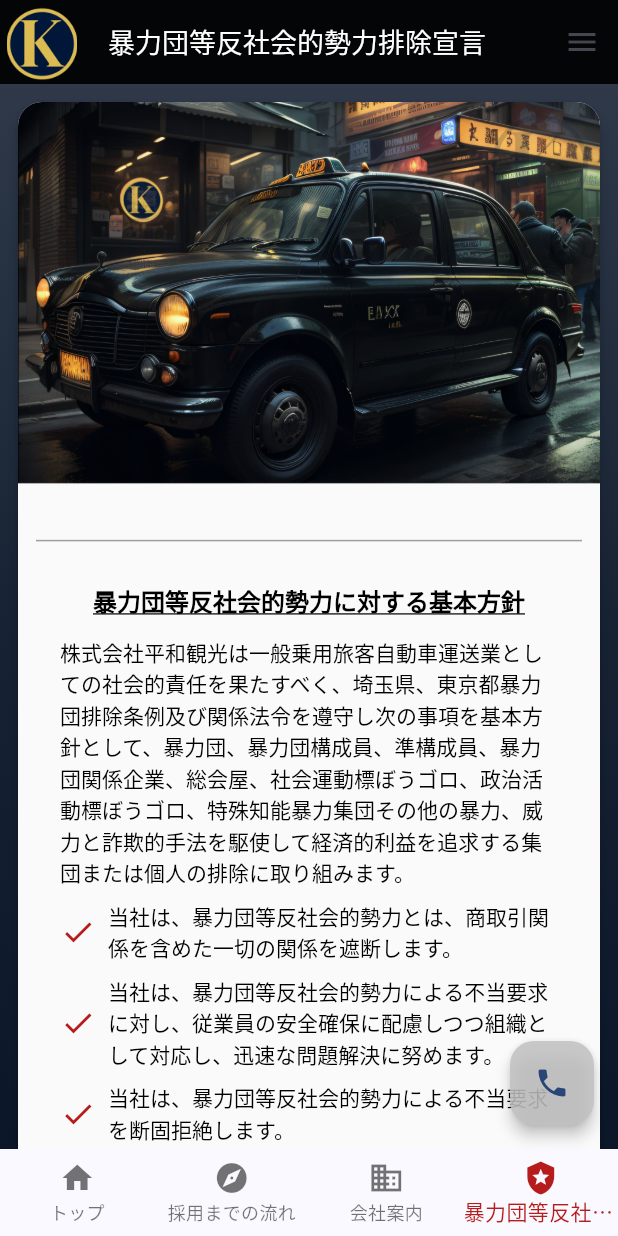
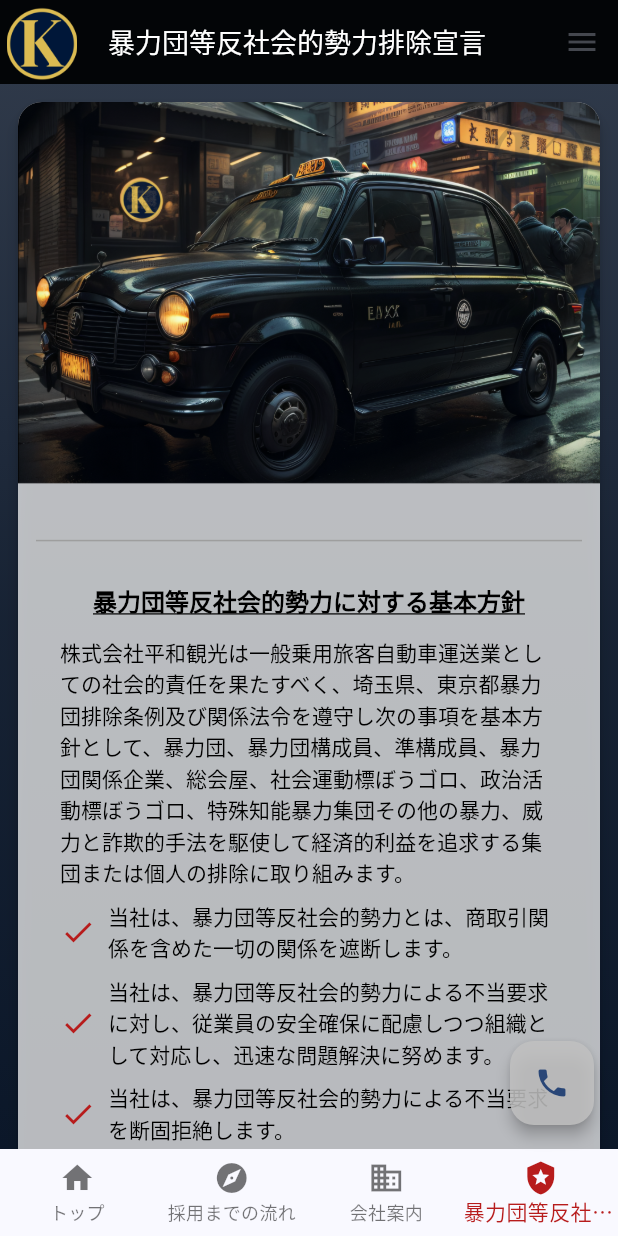
Before and after one commit to heiwakanko/job_opening, a Flutter app: the screen it shows after launch, item 4 of the bottom bar chosen, on a phone screen of 412 x 824 dp. Run offline on Flutter 3.47's test engine with Material 2 defaults, Android fonts, the phone set to English and light mode, and no system bars; our stand-ins replace font_awesome_flutter, google_maps_flutter; missing offline and left inert: icon_decoration.

Commit message:
ch images

```diff
--- a/lib/screens/anti_gangsta_screen.dart
+++ b/lib/screens/anti_gangsta_screen.dart
@@ -1,6 +1,6 @@
 import 'package:flutter/material.dart';
 import 'package:job_opening/widgets/screen_links.dart';
-import 'package:job_opening/widgets/listtile_decolated.dart';
+// import 'package:job_opening/widgets/listtile_decolated.dart';
 import 'package:job_opening/widgets/my_divider.dart';
 import 'package:job_opening/widgets/rogo_k_opacity.dart';
 import 'package:job_opening/widgets/share_buttons.dart';
@@ -17,7 +17,7 @@ class AntiGangstaScreen extends StatelessWidget {
         alignment: AlignmentDirectional.topEnd,
         children: [
           Card(
-            color: const Color.fromRGBO(250, 250, 250, 1),
+            color: const Color.fromARGB(185, 250, 250, 250),
             margin: const EdgeInsets.only(
               left: 12,
               right: 12,
--- a/lib/screens/company_screen.dart
+++ b/lib/screens/company_screen.dart
@@ -23,7 +23,7 @@ class _CompanyScreenState extends State<CompanyScreen> {
         alignment: AlignmentDirectional.topEnd,
         children: [
           Card(
-            color: const Color.fromRGBO(250, 250, 250, 1),
+            color: const Color.fromARGB(185, 250, 250, 250),
             margin: const EdgeInsets.only(
               left: 12,
               right: 12,
--- a/lib/screens/hire_screen.dart
+++ b/lib/screens/hire_screen.dart
@@ -17,7 +17,7 @@ class HireScreen extends StatelessWidget {
         alignment: AlignmentDirectional.topEnd,
         children: [
           Card(
-            color: const Color.fromRGBO(250, 250, 250, 1),
+            color: const Color.fromARGB(185, 250, 250, 250),
             margin: const EdgeInsets.only(
               left: 12,
               right: 12,
--- a/lib/screens/top_screen.dart
+++ b/lib/screens/top_screen.dart
@@ -22,7 +22,7 @@ class _TopScreenState extends State<TopScreen> {
         alignment: AlignmentDirectional.topEnd,
         children: [
           Card(
-            color: const Color.fromRGBO(250, 250, 250, 1),
+            color: const Color.fromARGB(185, 250, 250, 250),
             margin: const EdgeInsets.only(
               left: 12,
               right: 12,
```
Also changed, not shown: assets/images/company.png, assets/images/entry5.png, assets/images/top1.png.
